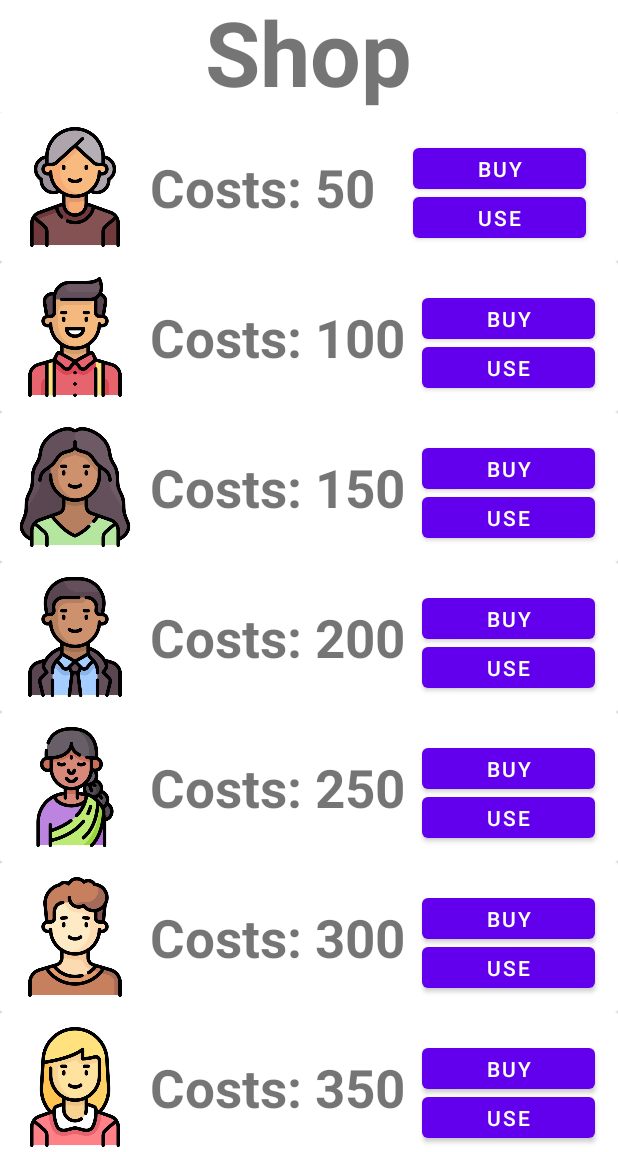
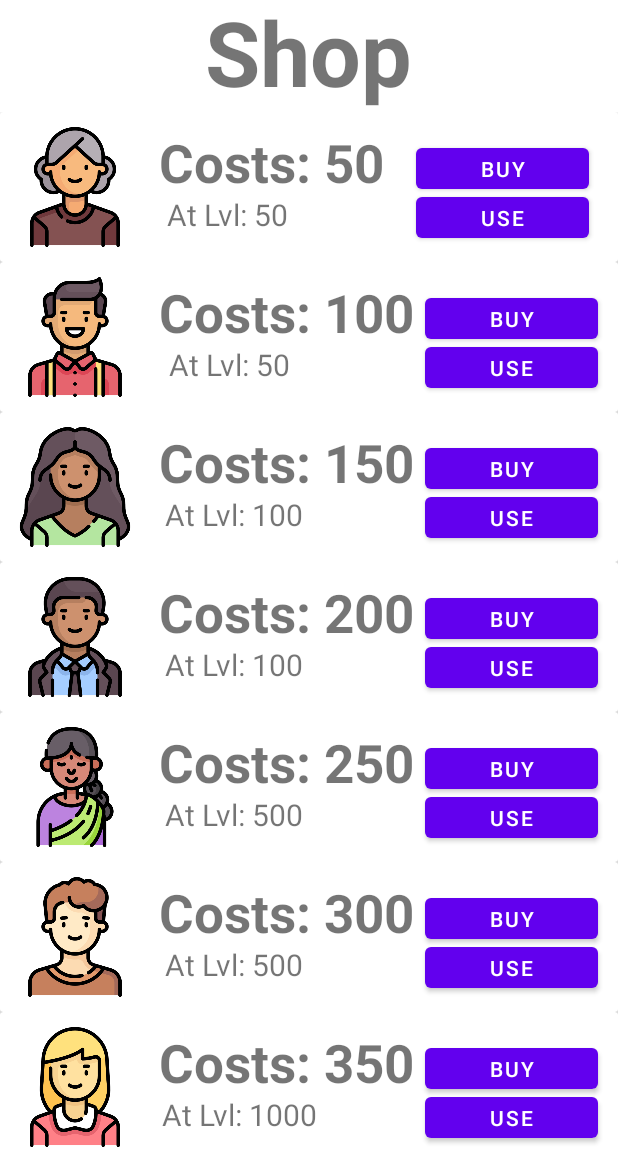
Before and after one commit to felixkoe/Time4u, an Android app: the fragment FragmentShop placed in its activity, after a tap on "BUY", on a phone screen of 412 x 824 dp, the part 84-1236 px from its top. Run offline under Robolectric (Android 15) with nearby library versions, the phone set to English and light mode, and no system bars; our stand-ins replace Room's generated code.

Commit message:
bugfixes lvl system

```diff
--- a/Time4You/app/src/main/java/com/example/time4you/controller/CustomAdapter.kt
+++ b/Time4You/app/src/main/java/com/example/time4you/controller/CustomAdapter.kt
@@ -8,6 +8,7 @@ import android.widget.ImageView
 import android.widget.TextView
 import androidx.recyclerview.widget.RecyclerView
 import com.example.time4you.R
+import com.example.time4you.model.ItemsViewModel
 
 class CustomAdapter(private val mList: List<ItemsViewModel>) :
     RecyclerView.Adapter<CustomAdapter.ViewHolder>() {
@@ -36,6 +37,8 @@ class CustomAdapter(private val mList: List<ItemsViewModel>) :
         holder.buyButton.setOnClickListener(itemsViewModel.button1ClickListener)
         holder.useButton.setOnClickListener(itemsViewModel.button2ClickListener)
 
+        holder.textView2.text = itemsViewModel.text2
+
     }
 
     // return the number of the items in the list
@@ -49,5 +52,6 @@ class CustomAdapter(private val mList: List<ItemsViewModel>) :
         val textView: TextView = itemView.findViewById(R.id.picture_name)
         val buyButton: Button = itemView.findViewById(R.id.buy_button)
         val useButton: Button = itemView.findViewById(R.id.use_button)
+        val textView2: TextView = itemView.findViewById(R.id.req_lvl)
     }
 }
--- a/Time4You/app/src/main/java/com/example/time4you/model/RxUtils.kt
+++ b/Time4You/app/src/main/java/com/example/time4you/controller/RxUtils.kt
@@ -1,4 +1,4 @@
-package com.example.time4you.model
+package com.example.time4you.controller
 
 import io.reactivex.Single
 import io.reactivex.android.schedulers.AndroidSchedulers
--- a/Time4You/app/src/main/java/com/example/time4you/controller/ItemsViewModel.kt
+++ b/Time4You/app/src/main/java/com/example/time4you/model/ItemsViewModel.kt
@@ -1,8 +1,9 @@
-package com.example.time4you.controller
+package com.example.time4you.model
 
 import android.view.View
 
 data class ItemsViewModel(val image: Int,
                           val text: String,
                           val button1ClickListener: View.OnClickListener?,
-                          val button2ClickListener: View.OnClickListener?)
+                          val button2ClickListener: View.OnClickListener?,
+                          val text2: String)
--- a/Time4You/app/src/main/java/com/example/time4you/model/ProfileDatabase.kt
+++ b/Time4You/app/src/main/java/com/example/time4you/model/ProfileDatabase.kt
@@ -6,6 +6,7 @@ import androidx.room.Room
 import androidx.room.RoomDatabase
 import androidx.room.migration.Migration
 import androidx.sqlite.db.SupportSQLiteDatabase
+import com.example.time4you.controller.subscribeOnBackground
 
 @Database(entities = [Profile::class], version = 2,  exportSchema = false)
 abstract class ProfileDatabase : RoomDatabase() {
--- a/Time4You/app/src/main/java/com/example/time4you/model/ProfileRepository.kt
+++ b/Time4You/app/src/main/java/com/example/time4you/model/ProfileRepository.kt
@@ -2,6 +2,7 @@ package com.example.time4you.model
 
 import android.app.Application
 import androidx.lifecycle.LiveData
+import com.example.time4you.controller.subscribeOnBackground
 import kotlinx.coroutines.Dispatchers
 import kotlinx.coroutines.flow.Flow
 import kotlinx.coroutines.withContext
--- /dev/null
+++ b/Time4You/app/src/main/java/com/example/time4you/model/Quadrupel.kt
@@ -0,0 +1,3 @@
+package com.example.time4you.model
+
+data class Quadruple<A, B, C, D>(val first: A, val second: B, val third: C, val fourth: D)
--- a/Time4You/app/src/main/java/com/example/time4you/view/fragments/FragmentCreateProfile.kt
+++ b/Time4You/app/src/main/java/com/example/time4you/view/fragments/FragmentCreateProfile.kt
@@ -14,7 +14,7 @@ import androidx.fragment.app.FragmentTransaction
 import com.example.time4you.model.Profile
 import com.example.time4you.model.ProfileDatabase
 import com.example.time4you.R
-import com.example.time4you.model.subscribeOnBackground
+import com.example.time4you.controller.subscribeOnBackground
 
 class FragmentCreateProfile : Fragment() {
 
--- a/Time4You/app/src/main/java/com/example/time4you/view/fragments/FragmentSecond.kt
+++ b/Time4You/app/src/main/java/com/example/time4you/view/fragments/FragmentSecond.kt
@@ -17,7 +17,7 @@ import com.example.time4you.R
 import com.example.time4you.model.ProfileRepository
 import com.example.time4you.model.ProfileViewModel
 import com.example.time4you.model.ProfileViewModelFactory
-import com.example.time4you.model.subscribeOnBackground
+import com.example.time4you.controller.subscribeOnBackground
 import kotlinx.coroutines.launch
 
 class FragmentSecond : Fragment() {
--- a/Time4You/app/src/main/java/com/example/time4you/view/fragments/FragmentShop.kt
+++ b/Time4You/app/src/main/java/com/example/time4you/view/fragments/FragmentShop.kt
@@ -12,10 +12,11 @@ import androidx.recyclerview.widget.LinearLayoutManager
 import androidx.recyclerview.widget.RecyclerView
 import com.example.time4you.R
 import com.example.time4you.controller.CustomAdapter
-import com.example.time4you.controller.ItemsViewModel
+import com.example.time4you.model.ItemsViewModel
 import com.example.time4you.model.ProfileRepository
 import com.example.time4you.model.ProfileViewModel
 import com.example.time4you.model.ProfileViewModelFactory
+import com.example.time4you.model.Quadruple
 import kotlinx.coroutines.Dispatchers
 import kotlinx.coroutines.flow.firstOrNull
 import kotlinx.coroutines.launch
@@ -25,18 +26,21 @@ class FragmentShop : Fragment() {
 
     private var groc = 0b0000000000
     private lateinit var profileViewModel: ProfileViewModel
+    private var level_local : Int = 0
+    private var points_now : Int = 0
 
-    private val profilePicturesAndPrices = listOf(
-        Triple(R.drawable.ppic1, 50, 0b1),
-        Triple(R.drawable.ppic2, 100, 0b10),
-        Triple(R.drawable.ppic3, 150, 0b100),
-        Triple(R.drawable.ppic4, 200, 0b1000),
-        Triple(R.drawable.ppic5, 250, 0b10000),
-        Triple(R.drawable.ppic6, 300, 0b100000),
-        Triple(R.drawable.ppic7, 350, 0b1000000),
-        Triple(R.drawable.ppic8, 400, 0b10000000),
-        Triple(R.drawable.ppic9, 450, 0b100000000),
-        Triple(R.drawable.ppic10, 500, 0b1000000000)
+
+    private val profilePicturesAndPrices: List<Quadruple<Int, Int, Int, Int>> = listOf(
+        Quadruple(R.drawable.ppic1, 50, 0b1, 50),
+        Quadruple(R.drawable.ppic2, 100, 0b10, 50),
+        Quadruple(R.drawable.ppic3, 150, 0b100, 100),
+        Quadruple(R.drawable.ppic4, 200, 0b1000, 100),
+        Quadruple(R.drawable.ppic5, 250, 0b10000, 500),
+        Quadruple(R.drawable.ppic6, 300, 0b100000, 500),
+        Quadruple(R.drawable.ppic7, 350, 0b1000000, 1000),
+        Quadruple(R.drawable.ppic8, 400, 0b10000000, 1000),
+        Quadruple(R.drawable.ppic9, 450, 0b100000000, 2000),
+        Quadruple(R.drawable.ppic10, 500, 0b1000000000, 2000)
     )
 
     override fun onCreateView(
@@ -52,6 +56,7 @@ class FragmentShop : Fragment() {
 
         lifecycleScope.launch {
             restoreGroc()
+            restoreLevel()
             withContext(Dispatchers.Main) {
                 setupRecyclerView(view)
             }
@@ -66,6 +71,17 @@ class FragmentShop : Fragment() {
         }
     }
 
+    private suspend fun restoreLevel(){
+        profileViewModel.profile.firstOrNull()?.let { profile ->
+            level_local = profile.pointsAll
+        }
+    }
+
+    private suspend fun getPoints(){
+        profileViewModel.profile.firstOrNull()?.let { profile ->
+            points_now = profile.pointsNow
+        }
+    }
     private fun setupRecyclerView(view: View) {
         val recyclerview = view.findViewById<RecyclerView>(R.id.recyclerview)
         recyclerview.layoutManager = LinearLayoutManager(activity)
@@ -76,21 +92,17 @@ class FragmentShop : Fragment() {
 
         // This loop will create 20 Views containing
         // the image with the count of view
-        for ((pic, price, invNum) in profilePicturesAndPrices) {
-            var displayName : String = if(checkIfBought(invNum)){
+        for ((pic, price, invNum, lvl) in profilePicturesAndPrices) {
+            val displayName : String = if(checkIfBought(invNum)){
                 "Bought"
             }else{
                 "Costs: $price"
             }
-            data.add(ItemsViewModel(pic, displayName,
+            data.add(
+                ItemsViewModel(pic, displayName,
                     button1ClickListener = {
                         // Handle Buy click here
-                    buy(price, invNum)
-                    if(checkIfBought(invNum)){
-                        Toast.makeText(context, "Bought", Toast.LENGTH_SHORT).show()
-                    }else{
-                        Toast.makeText(context, "Buy $invNum", Toast.LENGTH_SHORT).show()
-                    }
+                        buy(price, invNum, lvl)
                     },
                     button2ClickListener = {
                         // Handle Use click here
@@ -100,7 +112,8 @@ class FragmentShop : Fragment() {
                         }else{
                             Toast.makeText(context, "Not yet Bought", Toast.LENGTH_SHORT).show()
                         }
-                }))
+                    }, "At Lvl: $lvl")  // Pass 'text2' as the last parameter
+            )
         }
 
         // This will pass the ArrayList to our Adapter
@@ -119,14 +132,21 @@ class FragmentShop : Fragment() {
         return check > 0
     }
 
-    private fun buy(price: Int, whichPic: Int){
+    private fun buy(price: Int, whichPic: Int, levelPic: Int){
         if(checkIfBought(whichPic)){
             Toast.makeText(requireContext(), "Already bought", Toast.LENGTH_SHORT).show()
         }
         else{
+            lifecycleScope.launch {
+                getPoints()
+            }
+            if(points_now >= price && level_local >= levelPic){
             profileViewModel.deletePoints(0, price)
             groc = groc or whichPic
-            syncGroc()
+            syncGroc()}
+            else{
+                Toast.makeText(requireContext(), "Not Enough Points or lvl not high enough!!", Toast.LENGTH_SHORT).show()
+            }
         }
     }
 
--- a/Time4You/app/src/main/res/layout/card_view_design.xml
+++ b/Time4You/app/src/main/res/layout/card_view_design.xml
@@ -25,14 +25,14 @@
             android:id="@+id/picture_name"
             android:layout_width="wrap_content"
             android:layout_height="wrap_content"
-            android:layout_marginStart="10dp"
+            android:layout_marginStart="16dp"
             android:text="Item"
             android:textSize="35sp"
             android:textStyle="bold"
             app:layout_constraintBottom_toBottomOf="parent"
             app:layout_constraintStart_toEndOf="@+id/imageview"
             app:layout_constraintTop_toTopOf="parent"
-            app:layout_constraintVertical_bias="0.509" />
+            app:layout_constraintVertical_bias="0.0" />
 
         <Button
             android:id="@+id/buy_button"
@@ -58,6 +58,18 @@
             app:layout_constraintTop_toTopOf="@+id/buy_button"
             app:layout_constraintVertical_bias="1.0" />
 
+        <TextView
+            android:id="@+id/req_lvl"
+            android:layout_width="wrap_content"
+            android:layout_height="wrap_content"
+            android:layout_marginBottom="8dp"
+            android:text="TextView"
+            android:textSize="20sp"
+            app:layout_constraintBottom_toBottomOf="parent"
+            app:layout_constraintEnd_toStartOf="@+id/use_button"
+            app:layout_constraintHorizontal_bias="0.2"
+            app:layout_constraintStart_toEndOf="@+id/imageview" />
+
     </androidx.constraintlayout.widget.ConstraintLayout>
 
 </androidx.cardview.widget.CardView>
```
Lines whose indentation alone changed are shown as unchanged.
